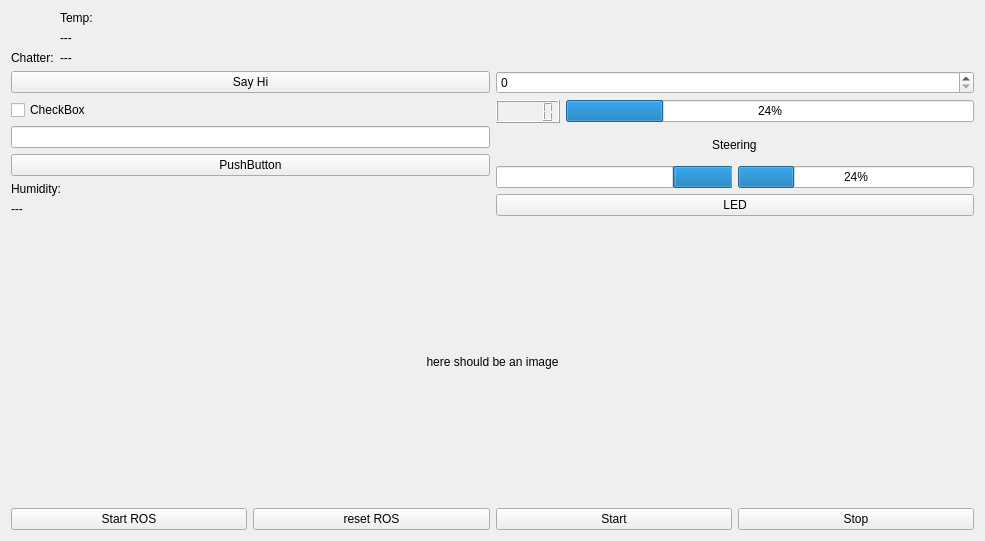
Before: the Qt Designer form include/bfmc_dashboard/dashboard_gui.ui in euhenn/bfmc_dashboard, drawn with Qt 5.
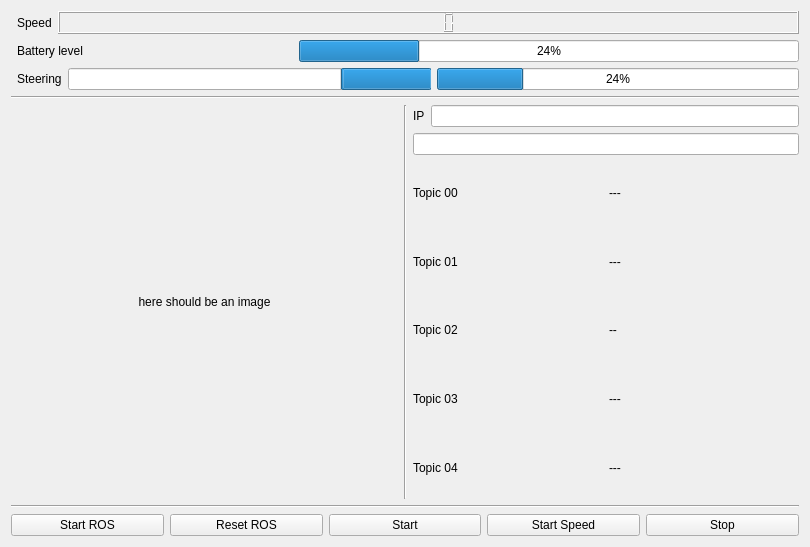
After: the same form once the commit is applied.

Commit message: it is taking shape

What changed in the file:
```diff
--- a/include/bfmc_dashboard/dashboard_gui.ui
+++ b/include/bfmc_dashboard/dashboard_gui.ui
@@ -6,118 +6,63 @@
    <rect>
     <x>0</x>
     <y>0</y>
-    <width>985</width>
-    <height>522</height>
+    <width>810</width>
+    <height>547</height>
    </rect>
   </property>
   <property name="windowTitle">
    <string>Form</string>
   </property>
   <layout class="QVBoxLayout" name="verticalLayout">
-   <item>
-    <layout class="QFormLayout" name="formLayout">
-     <item row="2" column="0">
-      <widget class="QLabel" name="chatter_lbl">
-       <property name="text">
-        <string>Chatter:</string>
-       </property>
-      </widget>
-     </item>
-     <item row="2" column="1">
-      <widget class="QLabel" name="chatter">
-       <property name="text">
-        <string>---</string>
-       </property>
-      </widget>
-     </item>
-     <item row="1" column="1">
-      <widget class="QLabel" name="temp">
-       <property name="text">
-        <string>---</string>
-       </property>
-      </widget>
-     </item>
-     <item row="0" column="1">
-      <widget class="QLabel" name="temp_lbl">
-       <property name="sizePolicy">
-        <sizepolicy hsizetype="Fixed" vsizetype="Preferred">
-         <horstretch>0</horstretch>
-         <verstretch>0</verstretch>
-        </sizepolicy>
-       </property>
-       <property name="text">
-        <string>Temp:</string>
-       </property>
-      </widget>
-     </item>
-    </layout>
-   </item>
-   <item>
-    <layout class="QHBoxLayout" name="horizontalLayout">
-     <item>
-      <widget class="QPushButton" name="hi_button">
-       <property name="text">
-        <string>Say Hi</string>
-       </property>
-      </widget>
-     </item>
-     <item>
-      <widget class="QSpinBox" name="hi_num"/>
-     </item>
-    </layout>
-   </item>
    <item>
     <layout class="QHBoxLayout" name="horizontalLayout_2">
      <item>
-      <layout class="QVBoxLayout" name="verticalLayout_5">
-       <item>
-        <widget class="QCheckBox" name="checkBox">
-         <property name="text">
-          <string>CheckBox</string>
-         </property>
-        </widget>
-       </item>
-       <item>
-        <widget class="QLineEdit" name="lineEdit"/>
-       </item>
-       <item>
-        <widget class="QPushButton" name="pushButton">
-         <property name="text">
-          <string>PushButton</string>
-         </property>
-        </widget>
-       </item>
-       <item>
-        <widget class="QLabel" name="humidity_lbl">
-         <property name="sizePolicy">
-          <sizepolicy hsizetype="Fixed" vsizetype="Preferred">
-           <horstretch>0</horstretch>
-           <verstretch>0</verstretch>
-          </sizepolicy>
-         </property>
-         <property name="text">
-          <string>Humidity:</string>
-         </property>
-        </widget>
-       </item>
-       <item>
-        <widget class="QLabel" name="humidity">
-         <property name="text">
-          <string>---</string>
-         </property>
-        </widget>
-       </item>
-      </layout>
+      <widget class="Line" name="line_4">
+       <property name="orientation">
+        <enum>Qt::Horizontal</enum>
+       </property>
+      </widget>
      </item>
      <item>
       <layout class="QVBoxLayout" name="verticalLayout_3">
+       <item>
+        <layout class="QHBoxLayout" name="horizontalLayout_15">
+         <item>
+          <widget class="QLabel" name="speed_lbl">
+           <property name="text">
+            <string>Speed</string>
+           </property>
+          </widget>
+         </item>
+         <item>
+          <widget class="QLCDNumber" name="speed">
+           <property name="sizePolicy">
+            <sizepolicy hsizetype="Expanding" vsizetype="Fixed">
+             <horstretch>0</horstretch>
+             <verstretch>0</verstretch>
+            </sizepolicy>
+           </property>
+          </widget>
+         </item>
+        </layout>
+       </item>
        <item>
         <layout class="QHBoxLayout" name="horizontalLayout_10">
          <item>
-          <widget class="QLCDNumber" name="speed"/>
+          <widget class="QLabel" name="battery_lbl">
+           <property name="text">
+            <string>Battery level</string>
+           </property>
+          </widget>
          </item>
          <item>
-          <widget class="QProgressBar" name="battery_lvl">
+          <widget class="QProgressBar" name="battery">
+           <property name="sizePolicy">
+            <sizepolicy hsizetype="Expanding" vsizetype="Fixed">
+             <horstretch>0</horstretch>
+             <verstretch>0</verstretch>
+            </sizepolicy>
+           </property>
            <property name="maximumSize">
             <size>
              <width>500</width>
@@ -131,19 +76,19 @@
          </item>
         </layout>
        </item>
-       <item>
-        <layout class="QHBoxLayout" name="horizontalLayout_9">
-         <item alignment="Qt::AlignHCenter">
-          <widget class="QLabel" name="steering_lbl">
-           <property name="text">
-            <string>Steering</string>
-           </property>
-          </widget>
-         </item>
-        </layout>
-       </item>
        <item>
         <layout class="QHBoxLayout" name="horizontalLayout_7">
+         <item>
+          <layout class="QHBoxLayout" name="horizontalLayout_9">
+           <item alignment="Qt::AlignHCenter">
+            <widget class="QLabel" name="steering_lbl">
+             <property name="text">
+              <string>Steering</string>
+             </property>
+            </widget>
+           </item>
+          </layout>
+         </item>
          <item>
           <widget class="QProgressBar" name="left_steer">
            <property name="value">
@@ -166,30 +111,165 @@
          </item>
         </layout>
        </item>
+      </layout>
+     </item>
+    </layout>
+   </item>
+   <item>
+    <widget class="Line" name="line_3">
+     <property name="orientation">
+      <enum>Qt::Horizontal</enum>
+     </property>
+    </widget>
+   </item>
+   <item>
+    <layout class="QHBoxLayout" name="horizontalLayout">
+     <item>
+      <widget class="QLabel" name="image_feed">
+       <property name="sizePolicy">
+        <sizepolicy hsizetype="Expanding" vsizetype="Preferred">
+         <horstretch>0</horstretch>
+         <verstretch>0</verstretch>
+        </sizepolicy>
+       </property>
+       <property name="minimumSize">
+        <size>
+         <width>280</width>
+         <height>280</height>
+        </size>
+       </property>
+       <property name="text">
+        <string>here should be an image</string>
+       </property>
+       <property name="alignment">
+        <set>Qt::AlignCenter</set>
+       </property>
+      </widget>
+     </item>
+     <item>
+      <widget class="Line" name="line">
+       <property name="orientation">
+        <enum>Qt::Vertical</enum>
+       </property>
+      </widget>
+     </item>
+     <item>
+      <layout class="QVBoxLayout" name="verticalLayout_5">
        <item>
-        <widget class="QPushButton" name="led_button">
-         <property name="text">
-          <string>LED</string>
-         </property>
-        </widget>
+        <layout class="QHBoxLayout" name="horizontalLayout_4">
+         <item>
+          <widget class="QLabel" name="label_11">
+           <property name="text">
+            <string>IP</string>
+           </property>
+          </widget>
+         </item>
+         <item>
+          <widget class="QLineEdit" name="lineEdit"/>
+         </item>
+        </layout>
        </item>
+       <item>
+        <widget class="QLineEdit" name="lineEdit_2"/>
+       </item>
+       <item>
+        <layout class="QHBoxLayout" name="horizontalLayout_16">
+         <item>
+          <widget class="QLabel" name="label_4">
+           <property name="text">
+            <string>Topic 00</string>
+           </property>
+          </widget>
+         </item>
+         <item>
+          <widget class="QLabel" name="label">
+           <property name="text">
+            <string>---</string>
+           </property>
+          </widget>
+         </item>
+        </layout>
+       </item>
+       <item>
+        <layout class="QHBoxLayout" name="horizontalLayout_18">
+         <item>
+          <widget class="QLabel" name="label_6">
+           <property name="text">
+            <string>Topic 01</string>
+           </property>
+          </widget>
+         </item>
+         <item>
+          <widget class="QLabel" name="label_5">
+           <property name="text">
+            <string>---</string>
+           </property>
+          </widget>
+         </item>
+        </layout>
+       </item>
+       <item>
+        <layout class="QHBoxLayout" name="horizontalLayout_19">
+         <item>
+          <widget class="QLabel" name="label_7">
+           <property name="text">
+            <string>Topic 02</string>
+           </property>
+          </widget>
+         </item>
+         <item>
+          <widget class="QLabel" name="label_8">
+           <property name="text">
+            <string>--</string>
+           </property>
+          </widget>
+         </item>
+        </layout>
+       </item>
+       <item>
+        <layout class="QHBoxLayout" name="horizontalLayout_17">
+         <item>
+          <widget class="QLabel" name="label_3">
+           <property name="text">
+            <string>Topic 03</string>
+           </property>
+          </widget>
+         </item>
+         <item>
+          <widget class="QLabel" name="label_2">
+           <property name="text">
+            <string>---</string>
+           </property>
+          </widget>
+         </item>
+        </layout>
+       </item>
+       <item>
+        <layout class="QHBoxLayout" name="horizontalLayout_20">
+         <item>
+          <widget class="QLabel" name="label_10">
+           <property name="text">
+            <string>Topic 04</string>
+           </property>
+          </widget>
+         </item>
+         <item>
+          <widget class="QLabel" name="label_9">
+           <property name="text">
+            <string>---</string>
+           </property>
+          </widget>
+         </item>
+        </layout>
+       </item>
       </layout>
      </item>
     </layout>
    </item>
    <item>
-    <widget class="QLabel" name="image_feed">
-     <property name="minimumSize">
-      <size>
-       <width>280</width>
-       <height>280</height>
-      </size>
-     </property>
-     <property name="text">
-      <string>here should be an image</string>
-     </property>
-     <property name="alignment">
-      <set>Qt::AlignCenter</set>
+    <widget class="Line" name="line_2">
+     <property name="orientation">
+      <enum>Qt::Horizontal</enum>
      </property>
     </widget>
    </item>
@@ -205,7 +285,7 @@
      <item>
       <widget class="QPushButton" name="resetROS">
        <property name="text">
-        <string>reset ROS</string>
+        <string>Reset ROS</string>
        </property>
       </widget>
      </item>
@@ -216,6 +296,13 @@
        </property>
       </widget>
      </item>
+     <item>
+      <widget class="QPushButton" name="pushButton">
+       <property name="text">
+        <string>Start Speed</string>
+       </property>
+      </widget>
+     </item>
      <item>
       <widget class="QPushButton" name="stopbutton">
        <property name="text">
```
The commit also changes 2 other files.
